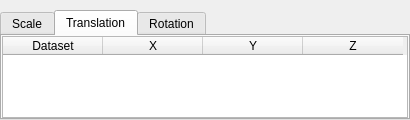
The window that apps/vaporgui/TransformTableGUI.ui (StasJ/vapor-formatted) describes before a commit, drawn with Qt 5.
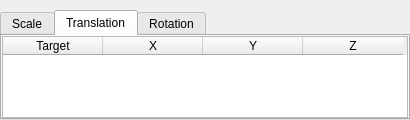
The same window after the commit.

What changed in the file:
```diff
--- a/apps/vaporgui/TransformTableGUI.ui
+++ b/apps/vaporgui/TransformTableGUI.ui
@@ -128,7 +128,7 @@
         <widget class="QTableWidget" name="translationTable">
          <column>
           <property name="text">
-           <string>Dataset</string>
+           <string>Target</string>
           </property>
           <property name="textAlignment">
            <set>AlignCenter</set>
```
